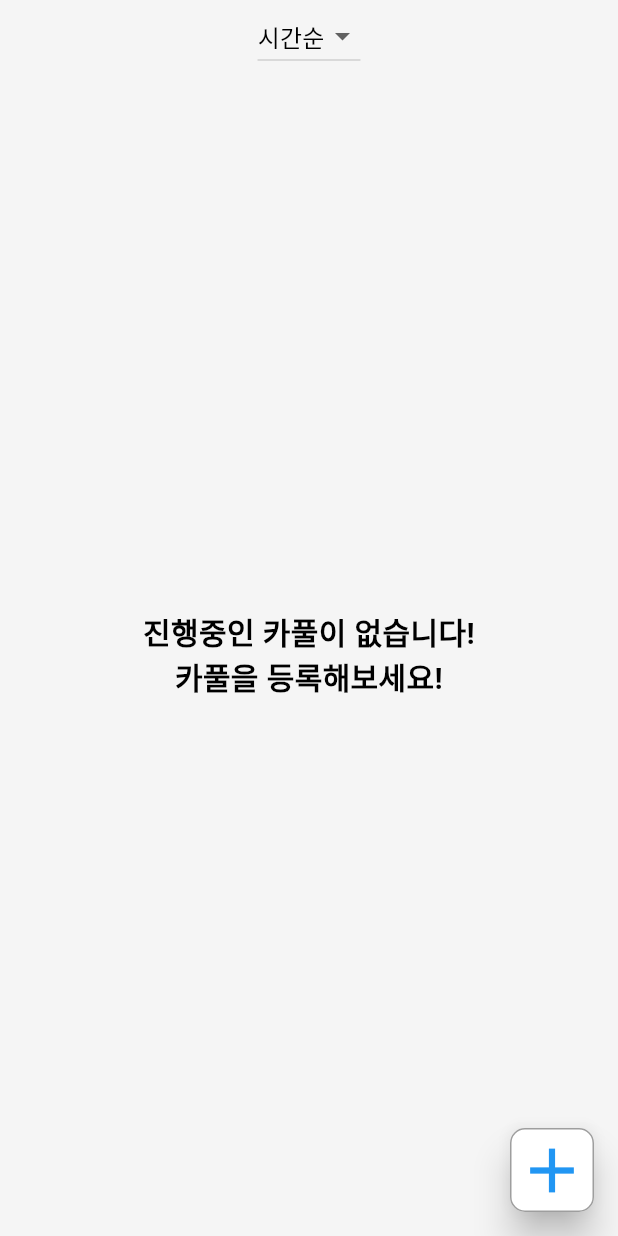
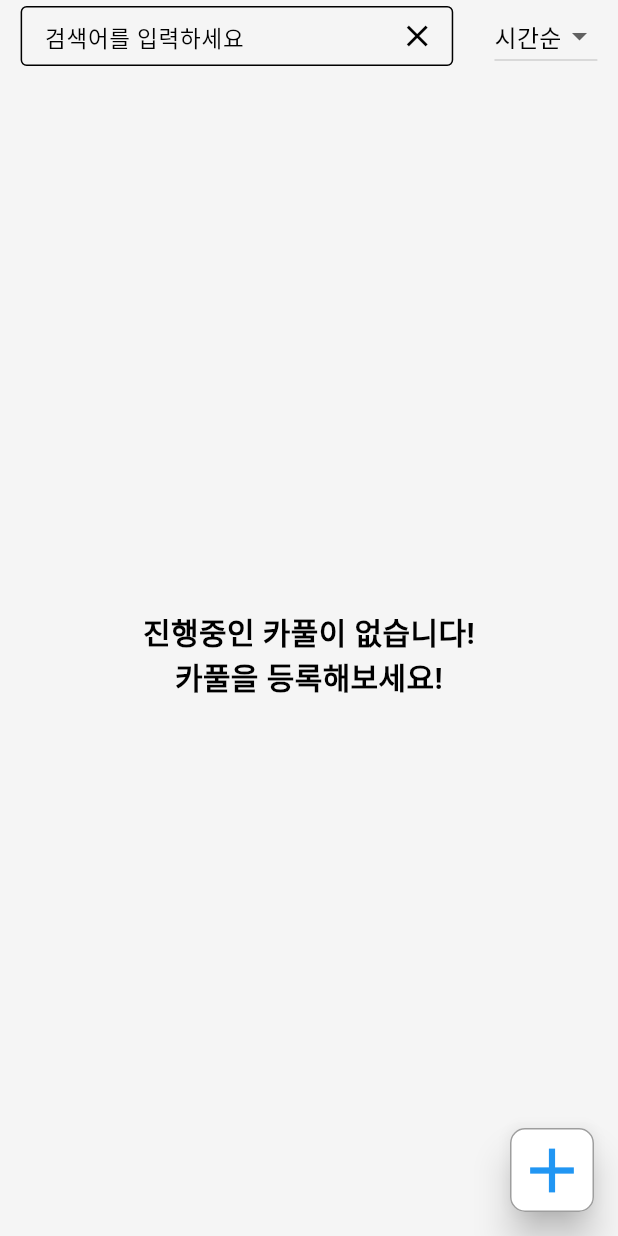
Before and after one commit to OBJECT-INHATC/INHA_CARPOOL_APP, a Flutter app: the Home screen opened directly, on a phone screen of 412 x 824 dp. Run offline on Flutter 3.47's test engine with Material 2 defaults, Android fonts, the phone set to English and light mode, and no system bars; our stand-ins replace cloud_firestore, easy_localization, eva_icons_flutter, firebase_auth, firebase_core, firebase_messaging and 17 more; missing offline and left inert: app_settings, nav; accounts and stored records are empty; statements that could not run were skipped.

Commit message:
feat(searchCarpool): 카풀 검색기능 추가
- 카풀검색기능추가
- 주소 or 요약주소에 검색한 글자가 포함되어 있을 시 보이도록 함

```diff
--- a/inha_carpool/lib/screen/main/tab/home/f_home.dart
+++ b/inha_carpool/lib/screen/main/tab/home/f_home.dart
@@ -4,6 +4,7 @@ import 'package:flutter_secure_storage/flutter_secure_storage.dart';
 import 'package:google_maps_flutter/google_maps_flutter.dart';
 import 'package:inha_Carpool/common/common.dart';
 import 'package:inha_Carpool/common/util/location_handler.dart';
+import 'package:inha_Carpool/screen/main/tab/home/emptySearchedCarpool.dart';
 import 'package:inha_Carpool/screen/main/tab/home/w_carpoolList.dart';
 import 'package:inha_Carpool/screen/main/tab/home/w_emptyCarpool.dart';
 
@@ -38,6 +39,10 @@ class _HomeState extends State<Home> {
   int _visibleItemCount = 0;
   final ScrollController _scrollController = ScrollController();
 
+  String _searchKeyword = "";
+  final TextEditingController _searchKeywordController =
+      TextEditingController();
+
   @override
   void initState() {
     super.initState();
@@ -51,7 +56,7 @@ class _HomeState extends State<Home> {
 
   @override
   Widget build(BuildContext context) {
-    return  SafeArea(
+    return SafeArea(
       child: Scaffold(
         floatingActionButton: FloatingActionButton(
           heroTag: "recruit_from_home",
@@ -81,6 +86,38 @@ class _HomeState extends State<Home> {
           ),
           child: Column(
             children: [
+              Row(
+                mainAxisAlignment: MainAxisAlignment.spaceAround,
+                children: [
+                  SizedBox(
+                    width: MediaQuery.of(context).size.width * 0.7,
+                    height: 40,
+                    child: TextField(
+                      controller: _searchKeywordController,
+                      decoration: InputDecoration(
+                        hintText: '검색어를 입력하세요',
+                        hintStyle: const TextStyle(
+                          fontSize: 15,
+                          height: 1,
+                        ),
+                        border: OutlineInputBorder(),
+                        suffixIcon: IconButton(
+                          onPressed: () {
+                            setState(() {
+                              _searchKeyword = "";
+                              _searchKeywordController.clear();
+                            });
+                          },
+                          icon: const Icon(Icons.clear),
+                        ),
+                      ),
+                      onChanged: (text) {
+                        setState(() {
+                          _searchKeyword = text;
+                        });
+                      },
+                    ),
+                  ),
                   DropdownButton<FilteringOption>(
                     value: selectedFilter,
                     // 아래 함수로 정의 (리팩토링)
@@ -90,9 +127,12 @@ class _HomeState extends State<Home> {
                       return DropdownMenuItem<FilteringOption>(
                         value: option,
                         // DropdownMenuItem의 child는 Text 위젯입니다.
-    child: Text(option == FilteringOption.Time ? '시간순' : '거리순'),
+                        child: Text(
+                            option == FilteringOption.Time ? '시간순' : '거리순'),
                       );
                     }).toList(),
+                  ),
+                ],
               ),
               Expanded(
                 child: RefreshIndicator(
@@ -106,7 +146,6 @@ class _HomeState extends State<Home> {
         ),
       ),
     );
-
   }
 
   // 카풀 리스트 불러오기
@@ -124,18 +163,51 @@ class _HomeState extends State<Home> {
           return const EmptyCarpool();
         } else {
           // 카풀 리스트가 있을 경우 리스트 뷰 빌드 위젯 호출
+
+          // 검색어와 일치하는 항목만 필터링
+          final filteredCarpools = snapshot.data!.where((carpool) {
+            final carpoolData = carpool.data() as Map<String, dynamic>;
+            final startPointName =
+                carpoolData['startPointName'].toString().toLowerCase();
+            final startDetailPointName =
+                carpoolData['startDetailPoint'].toString().toLowerCase();
+            final endPointName =
+                carpoolData['endPointName'].toString().toLowerCase();
+            final endDetailPointName =
+                carpoolData['endDetailPoint'].toString().toLowerCase();
+            final keyword = _searchKeyword.toLowerCase();
+
+            return startPointName.contains(keyword) ||
+                startDetailPointName.contains(keyword) ||
+                endPointName.contains(keyword) ||
+                endDetailPointName.contains(keyword) ||
+                endPointName.contains(keyword);
+          }).toList();
+
+          final itemCount = _visibleItemCount <= filteredCarpools.length
+              ? _visibleItemCount
+              : filteredCarpools.length;
+
+          if (filteredCarpools.isEmpty) {
+            return const EmptySearchedCarpool(); // 검색 결과가 없을 경우 빈 상태 표시
+          }
+
           return CarpoolListWidget(
-            snapshot: snapshot, // AsyncSnapshot을 CarpoolListWidget에 전달
+            snapshot: AsyncSnapshot<List<DocumentSnapshot>>.withData(
+              ConnectionState.done,
+              filteredCarpools.sublist(0, itemCount),
+            ),
+            // AsyncSnapshot을 CarpoolListWidget에 전달
             scrollController: _scrollController,
             visibleItemCount: _visibleItemCount,
-            nickName: nickName, // 닉네임 전달
+            nickName: nickName,
+            // 닉네임 전달
             uid: uid, // UID 전달
           );
         }
       },
     );
   }
-
 
   // 필터링 옵션
   void _handleFilterChange(FilteringOption? newValue) {
@@ -146,7 +218,6 @@ class _HomeState extends State<Home> {
           : _nearByFunction();
     });
   }
-
 
   // 유저 정보 받아오기
   Future<void> _loadUserData() async {
```
Also changed, not shown: inha_carpool/lib/screen/main/tab/home/emptySearchedCarpool.dart (added, +19 -0 lines), inha_carpool/lib/screen/main/tab/home/w_carpoolList.dart (+37 -26 lines). Lines whose indentation alone changed are shown as unchanged.
